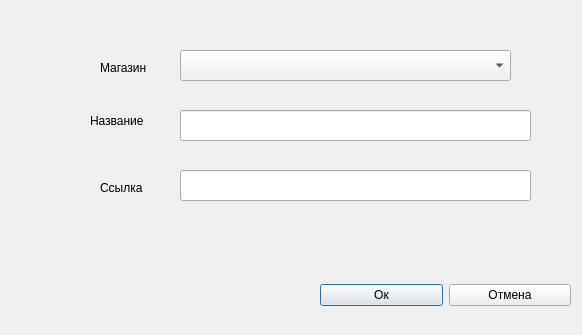
Above: blade/add_product.ui from NikName2021/Discount_project before the change. Below: the same form after it.
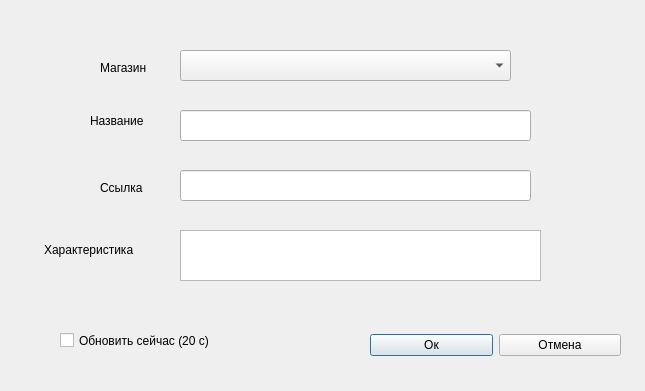
That is the form after the change.

Commit message: Изменен дизайн, подтверждение удаления, удаление категорий добавлена характеристика товара

Diff of the .ui file:
```diff
--- a/blade/add_product.ui
+++ b/blade/add_product.ui
@@ -6,8 +6,8 @@
    <rect>
     <x>0</x>
     <y>0</y>
-    <width>582</width>
-    <height>335</height>
+    <width>645</width>
+    <height>391</height>
    </rect>
   </property>
   <property name="windowTitle">
@@ -62,8 +62,8 @@
   <widget class="QWidget" name="horizontalLayoutWidget">
    <property name="geometry">
     <rect>
-     <x>320</x>
-     <y>260</y>
+     <x>370</x>
+     <y>310</y>
      <width>251</width>
      <height>71</height>
     </rect>
@@ -126,6 +126,42 @@
     <string>Магазин</string>
    </property>
   </widget>
+  <widget class="QLabel" name="label_5">
+   <property name="geometry">
+    <rect>
+     <x>44</x>
+     <y>240</y>
+     <width>101</width>
+     <height>20</height>
+    </rect>
+   </property>
+   <property name="text">
+    <string>Характеристика</string>
+   </property>
+  </widget>
+  <widget class="QCheckBox" name="checkBox">
+   <property name="geometry">
+    <rect>
+     <x>60</x>
+     <y>330</y>
+     <width>231</width>
+     <height>21</height>
+    </rect>
+   </property>
+   <property name="text">
+    <string>Обновить сейчас (20 с)</string>
+   </property>
+  </widget>
+  <widget class="QTextEdit" name="textEdit">
+   <property name="geometry">
+    <rect>
+     <x>180</x>
+     <y>230</y>
+     <width>361</width>
+     <height>51</height>
+    </rect>
+   </property>
+  </widget>
  </widget>
  <resources/>
  <connections/>
```
The commit also changes 13 other files.
